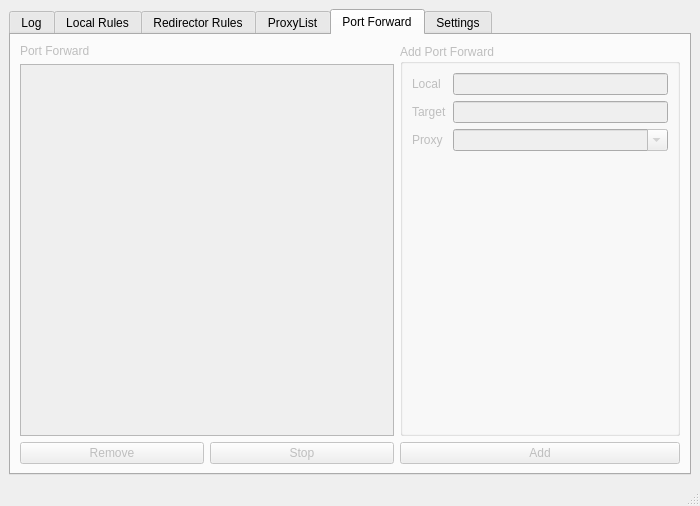
Old version of the form fwlite_gui/mainwindow.ui in the repository v3aqb/fwlite-gui.
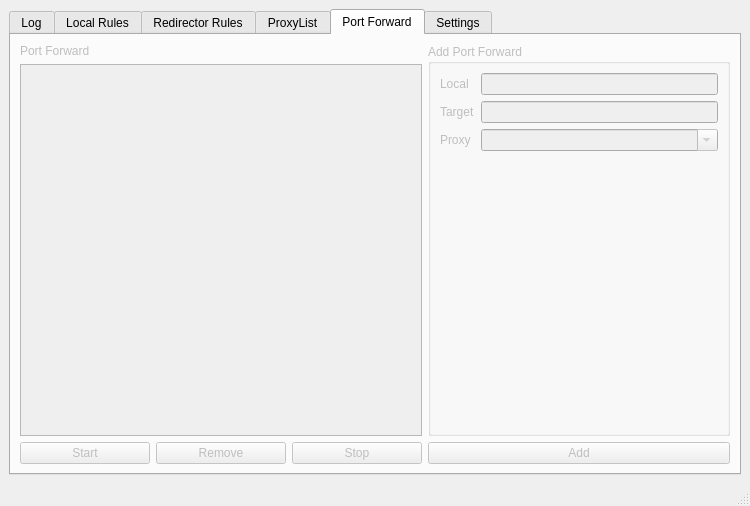
New version of the form. The open tabs and pages were chosen to show the change.

Commit message: gui add proxy response time

What changed in the file:
```diff
--- a/fwlite_gui/mainwindow.ui
+++ b/fwlite_gui/mainwindow.ui
@@ -6,8 +6,8 @@
    <rect>
     <x>0</x>
     <y>0</y>
-    <width>700</width>
-    <height>486</height>
+    <width>750</width>
+    <height>500</height>
    </rect>
   </property>
   <property name="windowTitle">
@@ -516,6 +516,13 @@
           </item>
           <item>
            <layout class="QHBoxLayout" name="horizontalLayout_9">
+            <item>
+             <widget class="QPushButton" name="FPStartButton">
+              <property name="text">
+               <string>Start</string>
+              </property>
+             </widget>
+            </item>
             <item>
              <widget class="QPushButton" name="PFRemoveButton">
               <property name="locale">
```
Left out of the diff: 12 changed lines with no effect on the pictures. The commit also changes 3 other files.
